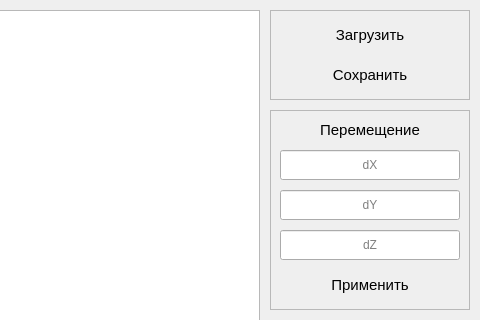
Before: the Qt Designer form lab_01/ui/mainwindow.ui in n0kkster/iu7-oop-4sem-labs, drawn with Qt 5; both pictures show x 520 to 1000 and y 0 to 320 of the 1000 by 760 pixel window.
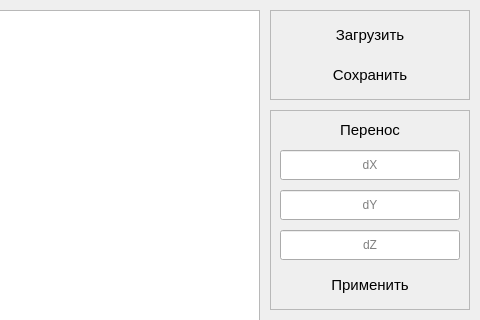
After: the same form once the commit is applied. Custom widgets are drawn as their Qt base class.

What changed in the file:
```diff
--- a/lab_01/ui/mainwindow.ui
+++ b/lab_01/ui/mainwindow.ui
@@ -546,7 +546,7 @@
       </font>
      </property>
      <property name="text">
-      <string>Перемещение</string>
+      <string>Перенос</string>
      </property>
      <property name="alignment">
       <set>Qt::AlignCenter</set>
```
